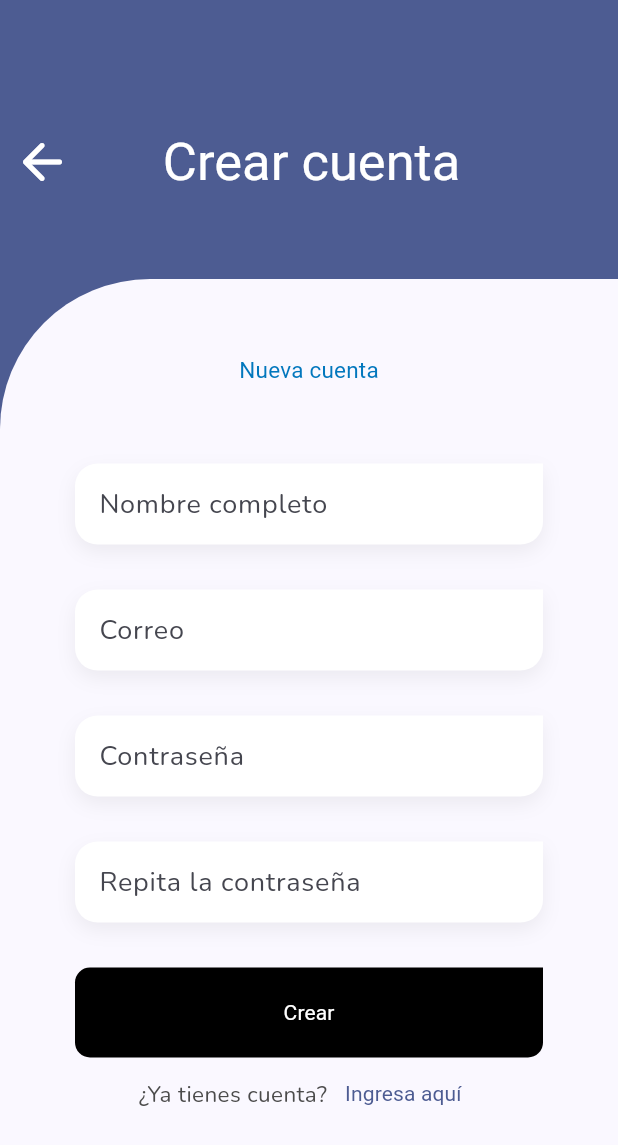
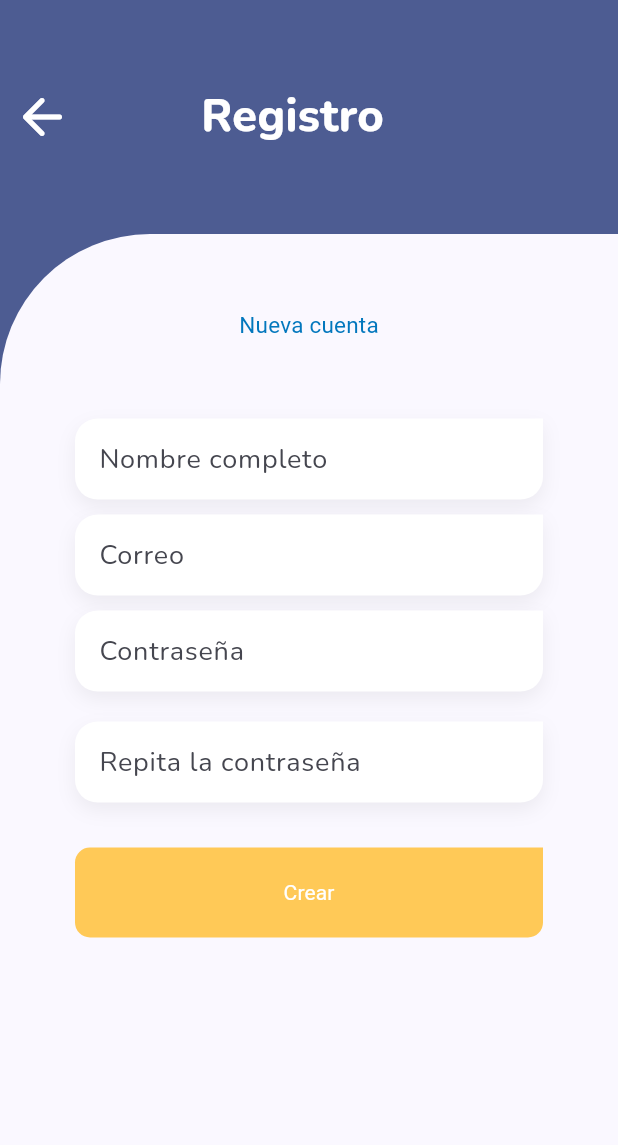
Before and after one commit to SpeakApp-UNLaM/speakapp-frontend, a Flutter app: the RegisterScreen screen opened by its route, on a phone screen of 412 x 824 dp. Shown: the top 1145 px of the screen. Run offline on Flutter 3.47's test engine with Material 2 defaults, Android fonts, the phone set to English and light mode, and no system bars; our stand-ins replace curved_navigation_bar, dio, flutter_native_splash, flutter_tts, fluttertoast, formz and 6 more; missing offline and left inert: flutter_sound; accounts and stored records are empty; network calls fail; Roboto replaces fonts that are missing (IkkaRounded); key blocks and very long unbroken strings in the code were emptied for the run.

Commit message:
auth user adelantos (falta bastante)

```diff
--- /dev/null
+++ b/lib/auth/user.dart
@@ -0,0 +1,29 @@
+class User {
+  int userId;
+  String username;
+  String email;
+  String phone;
+  String type;
+  String token;
+  String renewalToken;
+
+  User(
+      {required this.userId,
+      required this.username,
+      required this.email,
+      required this.phone,
+      required this.type,
+      required this.token,
+      required this.renewalToken});
+
+  factory User.fromJson(Map<String, dynamic> responseData) {
+    return User(
+        userId: responseData['id'],
+        username: responseData['username'],
+        email: responseData['email'],
+        phone: responseData['phone'],
+        type: responseData['type'],
+        token: responseData['access_token'],
+        renewalToken: responseData['renewal_token']);
+  }
+}
--- a/lib/config/helpers/api.dart
+++ b/lib/config/helpers/api.dart
@@ -26,7 +26,7 @@ class Api {
     return null;
   }
 
-  static Future post(String path, FormData data) async {
+  static Future post(String path, Map<String, dynamic> data) async {
     try {
       return await _dio.post(path, data: data);
     } on DioError catch (e) {
--- a/lib/config/helpers/param.dart
+++ b/lib/config/helpers/param.dart
@@ -14,13 +14,15 @@ enum TypeExercise {
 
 class Param {
   //10.0.2.2 IP especial para emuladores, que mapea la IP del HOST el cual está ejecutando (equivalente a LOCALHOST)
-  static const urlServer = "http://10.0.2.2:9292/speak-app/";
+  static const urlServer = "http://172.17.128.1:9292/speak-app/";
   static const postTranscription = "/speech-recognition/transcription";
+
   static const getCareers = "/careers";
   static const getExercises = "/exercises";
   static const getPending = "/pending/1";
   static const getGroupExercises = "/groupExercises";
   static const modelWhisper = "whisper-1";
+  static const postLogin = "/auth/signin";
 
   static void showToast(String response) {
     Fluttertoast.showToast(
--- a/lib/presentations/screens/auth/screens/register_screen.dart
+++ b/lib/presentations/screens/auth/screens/register_screen.dart
@@ -1,17 +1,17 @@
 import 'package:flutter/material.dart';
 import 'package:go_router/go_router.dart';
+import 'package:google_fonts/google_fonts.dart';
 
+import '../../../../config/theme/app_theme.dart';
 import '../../../../shared/custom_filled_button.dart';
 import '../../../../shared/custom_text_form_field.dart';
 import '../../../../shared/geometrical_background.dart';
-
 
 class RegisterScreen extends StatelessWidget {
   const RegisterScreen({super.key});
 
   @override
   Widget build(BuildContext context) {
-
     final size = MediaQuery.of(context).size;
     final scaffoldBackgroundColor = Theme.of(context).scaffoldBackgroundColor;
     final textStyles = Theme.of(context).textTheme;
@@ -25,40 +25,44 @@ class RegisterScreen extends StatelessWidget {
         child: Column(
           crossAxisAlignment: CrossAxisAlignment.center,
           children: [
-                const SizedBox( height: 80 ),
+            const SizedBox(height: 50),
             // Icon Banner
             Row(
               crossAxisAlignment: CrossAxisAlignment.center,
               children: [
                 IconButton(
-                      onPressed: (){
-                        if ( !context.canPop() ) return;
+                    onPressed: () {
+                      if (!context.canPop()) return;
                       context.pop();
                     },
-                      icon: const Icon( Icons.arrow_back_rounded, size: 40, color: Colors.white )
-                    ),
+                    icon: const Icon(Icons.arrow_back_rounded,
+                        size: 40, color: Colors.white)),
                 const Spacer(flex: 1),
-                    Text('Crear cuenta', style: textStyles.titleLarge?.copyWith(color: Colors.white )),
+                Text('Registro',
+                    style: GoogleFonts.nunito(
+                        textStyle: TextStyle(
+                            fontSize: 30,
+                            color: Colors.white,
+                            fontWeight: FontWeight.w800))),
                 const Spacer(flex: 2),
               ],
             ),
 
-                const SizedBox( height: 50 ),
+            const SizedBox(height: 50),
 
             Container(
               height: size.height - 260, // 80 los dos sizebox y 100 el ícono
               width: double.infinity,
               decoration: BoxDecoration(
                 color: scaffoldBackgroundColor,
-                    borderRadius: const BorderRadius.only(topLeft: Radius.circular(100)),
+                borderRadius:
+                    const BorderRadius.only(topLeft: Radius.circular(100)),
               ),
               child: const _RegisterForm(),
             )
           ],
         ),
-          )
-        )
-      ),
+      ))),
     );
   }
 }
@@ -68,75 +72,45 @@ class _RegisterForm extends StatelessWidget {
 
   @override
   Widget build(BuildContext context) {
-
     final textStyles = Theme.of(context).textTheme;
 
     return Padding(
       padding: const EdgeInsets.symmetric(horizontal: 50),
       child: Column(
         children: [
-          const SizedBox( height: 50 ),
-          Text('Nueva cuenta', style: textStyles.titleMedium ),
-          const SizedBox( height: 50 ),
-
+          const SizedBox(height: 50),
+          Text('Nueva cuenta', style: textStyles.titleMedium),
+          const SizedBox(height: 50),
           const CustomTextFormField(
             label: 'Nombre completo',
             keyboardType: TextInputType.emailAddress,
           ),
-          const SizedBox( height: 30 ),
-
+          const SizedBox(height: 10),
           const CustomTextFormField(
             label: 'Correo',
             keyboardType: TextInputType.emailAddress,
           ),
-          const SizedBox( height: 30 ),
-
+          const SizedBox(height: 10),
           const CustomTextFormField(
             label: 'Contraseña',
             obscureText: true,
           ),
-
-          const SizedBox( height: 30 ),
-
+          const SizedBox(height: 20),
           const CustomTextFormField(
             label: 'Repita la contraseña',
             obscureText: true,
           ),
-
-          const SizedBox( height: 30 ),
-
+          const SizedBox(height: 30),
           SizedBox(
               width: double.infinity,
               height: 60,
               child: CustomFilledButton(
                 text: 'Crear',
-              buttonColor: Colors.black,
-              onPressed: (){
-
-              },
-            )
-          ),
-
-          const Spacer( flex: 2 ),
-
-          Row(
-            mainAxisAlignment: MainAxisAlignment.center,
-            children: [
-              const Text('¿Ya tienes cuenta?'),
-              TextButton(
-                onPressed: (){
-                  if ( context.canPop()){
-                    return context.pop();
-                  }
-                  context.go('/login');
-
-                },
-                child: const Text('Ingresa aquí')
-              )
-            ],
-          ),
-
-          const Spacer( flex: 1),
+                buttonColor: colorList[0],
+                onPressed: () {},
+              )),
+          const Spacer(flex: 2),
+          const Spacer(flex: 1),
         ],
       ),
     );
--- /dev/null
+++ b/lib/providers/auth_provider.dart
@@ -0,0 +1,118 @@
+import 'dart:async';
+import 'dart:convert';
+
+import 'package:dio/dio.dart';
+import 'package:flutter/material.dart';
+
+import '../auth/user.dart';
+import '../auth/user_preferences.dart';
+import '../config/helpers/api.dart';
+import '../config/helpers/param.dart';
+
+enum Status {
+  NotLoggedIn,
+  NotRegistered,
+  LoggedIn,
+  Registered,
+  Authenticating,
+  Registering,
+  LoggedOut
+}
+
+class AuthProvider with ChangeNotifier {
+  Status _loggedInStatus = Status.NotLoggedIn;
+  Status _registeredInStatus = Status.NotRegistered;
+
+  Status get loggedInStatus => _loggedInStatus;
+  Status get registeredInStatus => _registeredInStatus;
+
+  Future<Map<String, dynamic>> login(String username, String password) async {
+    var result;
+
+    Map<String, dynamic> data = {'username': username, 'password': password};
+
+    _loggedInStatus = Status.Authenticating;
+    notifyListeners();
+
+    Response response = await Api.post(Param.postLogin, data);
+
+    if (response.statusCode == 200) {
+      final Map<String, dynamic> responseData =response.data;
+
+      var userData = responseData['token'];
+
+      User authUser = User.fromJson(userData);
+
+      UserPreferences().saveUser(authUser);
+
+      _loggedInStatus = Status.LoggedIn;
+      notifyListeners();
+
+      result = {'status': true, 'message': 'Successful', 'user': authUser};
+    } else {
+      _loggedInStatus = Status.NotLoggedIn;
+      notifyListeners();
+      result = {
+        'status': false,
+        'message': json.decode(response.data)['error']
+      };
+    }
+    return result;
+  }
+
+/* TODO REGISTER
+  Future<Map<String, dynamic>> register(String email, String password, String passwordConfirmation) async {
+
+    final Map<String, dynamic> registrationData = {
+      'user': {
+        'email': email,
+        'password': password,
+        'password_confirmation': passwordConfirmation
+      }
+    };
+
+
+    _registeredInStatus = Status.Registering;
+    notifyListeners();
+
+    return await post(AppUrl.register,
+        body: json.encode(registrationData),
+        headers: {'Content-Type': 'application/json'})
+        .then(onValue)
+        .catchError(onError);
+  }
+
+  static Future<FutureOr> onValue(Response response) async {
+    var result;
+    final Map<String, dynamic> responseData = json.decode(response.body);
+
+    if (response.statusCode == 200) {
+
+      var userData = responseData['data'];
+
+      User authUser = User.fromJson(userData);
+
+      UserPreferences().saveUser(authUser);
+      result = {
+        'status': true,
+        'message': 'Successfully registered',
+        'data': authUser
+      };
+    } else {
+
+      result = {
+        'status': false,
+        'message': 'Registration failed',
+        'data': responseData
+      };
+    }
+
+    return result;
+  }
+  */
+
+  static onError(error) {
+    print("the error is $error.detail");
+    return {'status': false, 'message': 'Unsuccessful Request', 'data': error};
+  }
+}
--- /dev/null
+++ b/lib/providers/login_provider.dart
@@ -0,0 +1,58 @@
+
+import 'package:flutter/material.dart';
+import 'package:formz/formz.dart';
+import 'package:path/path.dart';
+import 'package:provider/provider.dart';
+import 'package:sp_front/providers/auth_provider.dart';
+
+import '../shared/infraestructure/inputs/email.dart';
+import '../shared/infraestructure/inputs/password.dart';
+
+class LoginProvider extends ChangeNotifier {
+  bool isPosting;
+  bool isFormPosted;
+  bool isValid;
+  Email email;
+  Password password;
+
+  LoginProvider(
+      {this.isPosting = false,
+      this.isFormPosted = false,
+      this.isValid = false,
+      this.email = const Email.pure(),
+      this.password = const Password.pure()});
+
+  onPasswordChange(String value) {
+    final newPassword = Password.dirty(value);
+    password = newPassword;
+    isValid = Formz.validate([newPassword]);
+  }
+
+  onEmailChange(String value) {
+    final newEmail = Email.dirty(value);
+    email = newEmail;
+    isValid = Formz.validate([newEmail]);
+  }
+
+  onFormSubmit(BuildContext context) {
+    final _email = Email.dirty(email.value);
+    final _password = Password.dirty(password.value);
+
+    isFormPosted = true;
+    isValid = Formz.validate([_email, _password]);
+
+    notifyListeners();
+
+/*
+    if (!isValid) {
+      return;
+    }*/
+
+    AuthProvider auth = Provider.of<AuthProvider>(context, listen: false);
+
+
+        auth
+        .login(email.value, password.value)
+        .then((value) => {print(value)});
+  }
+}
--- a/lib/providers/recorder_provider.dart
+++ b/lib/providers/recorder_provider.dart
@@ -30,7 +30,7 @@ class RecorderProvider extends ChangeNotifier {
         'model': Param.modelWhisper,
       });
 
-      Response response = await Api.post(Param.postTranscription, formData);
+      /*Response response = await Api.post(Param.postTranscription, formData);
 
       if (response.statusCode == 200) {
         TranscriptionModel transcriptionModel =
@@ -43,6 +43,7 @@ class RecorderProvider extends ChangeNotifier {
       } else {
         Param.showToast("${response.statusCode}");
       }
+      */
     } catch (error) {
       Param.showToast('Failed to send transcription. Error: $error');
     }
--- /dev/null
+++ b/lib/shared/infraestructure/inputs/email.dart
@@ -0,0 +1,39 @@
+import 'package:formz/formz.dart';
+
+// Define input validation errors
+enum EmailError { empty, format }
+
+// Extend FormzInput and provide the input type and error type.
+class Email extends FormzInput<String, EmailError> {
+
+  static final RegExp emailRegExp = RegExp(
+    r'^[\w-\.]+@([\w-]+\.)+[\w-]{2,4}$',
+  );
+
+  // Call super.pure to represent an unmodified form input.
+  const Email.pure() : super.pure('');
+
+  // Call super.dirty to represent a modified form input.
+  const Email.dirty( String value ) : super.dirty(value);
+
+
+
+  String? get errorMessage {
+    if ( isValid || isPure ) return null;
+
+    if ( displayError == EmailError.empty ) return 'El campo es requerido';
+    if ( displayError == EmailError.format ) return 'No tiene formato de correo electrónico';
+
+    return null;
+  }
+
+  // Override validator to handle validating a given input value.
+  @override
+  EmailError? validator(String value) {
+
+    if ( value.isEmpty || value.trim().isEmpty ) return EmailError.empty;
+    if ( !emailRegExp.hasMatch(value) ) return EmailError.format;
+
+    return null;
+  }
+}
--- /dev/null
+++ b/lib/shared/infraestructure/inputs/inputs.dart
@@ -0,0 +1,2 @@
+export 'email.dart';
+export 'password.dart';
--- /dev/null
+++ b/lib/shared/infraestructure/inputs/password.dart
@@ -0,0 +1,42 @@
+import 'package:formz/formz.dart';
+
+// Define input validation errors
+enum PasswordError { empty, length, format }
+
+// Extend FormzInput and provide the input type and error type.
+class Password extends FormzInput<String, PasswordError> {
+
+
+  static final RegExp passwordRegExp = RegExp(
+    r'(?:(?=.*\d)|(?=.*\W+))(?![.\n])(?=.*[A-Z])(?=.*[a-z]).*$',
+  );
+
+  // Call super.pure to represent an unmodified form input.
+  const Password.pure() : super.pure('');
+
+  // Call super.dirty to represent a modified form input.
+  const Password.dirty( String value ) : super.dirty(value);
+
+
+  String? get errorMessage {
+    if ( isValid || isPure ) return null;
+
+    if ( displayError == PasswordError.empty ) return 'El campo es requerido';
+    if ( displayError == PasswordError.length ) return 'Mínimo 6 caracteres';
+    if ( displayError == PasswordError.format ) return 'Debe de tener Mayúscula, letras y un número';
+
+    return null;
+  }
+
+
+  // Override validator to handle validating a given input value.
+  @override
+  PasswordError? validator(String value) {
+
+    if ( value.isEmpty || value.trim().isEmpty ) return PasswordError.empty;
+    if ( value.length < 6 ) return PasswordError.length;
+    if ( !passwordRegExp.hasMatch(value) ) return PasswordError.format;
+
+    return null;
+  }
+}
```
Also changed, not shown: lib/auth/user_preferences.dart (added, +56 -0 lines), lib/main.dart (+10 -3 lines), lib/presentations/screens/auth/screens/login_screen.dart (+14 -4 lines), pubspec.yaml (+21 -26 lines), pubspec.lock, 1 other file. Lines whose indentation alone changed are shown as unchanged.
